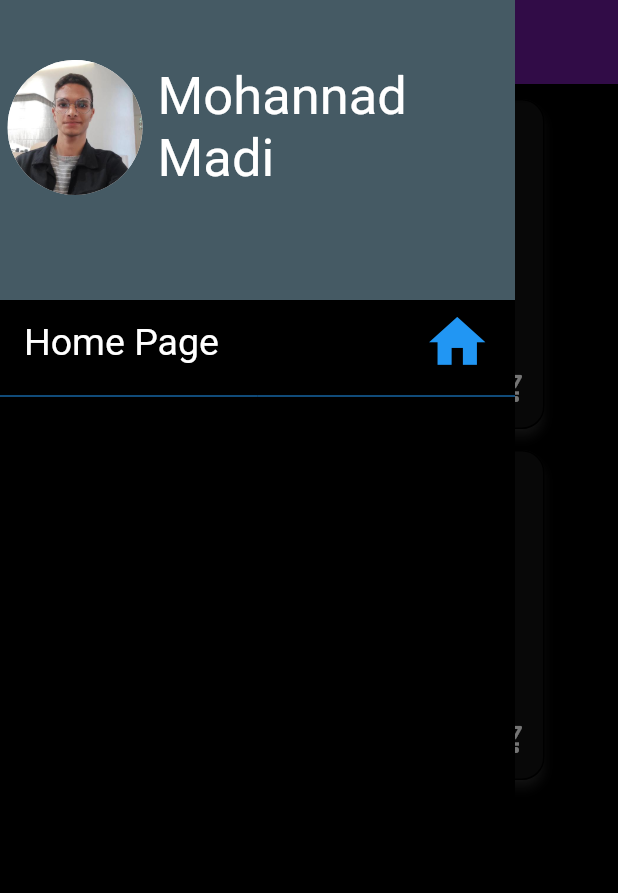
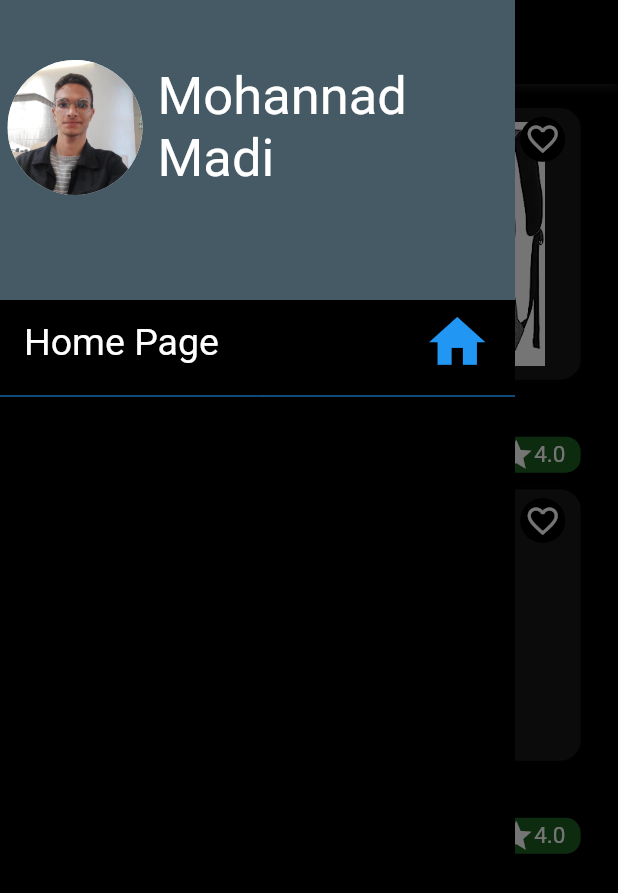
Before and after one commit to MohannadMadi/e-commerce-app, a Flutter app: the screen it shows after launch, with the side drawer open, on a phone screen of 412 x 824 dp. Shown: the top 893 px of the screen. Run offline on Flutter 3.47's test engine with Material 2 defaults, Android fonts, the phone set to English and light mode, and no system bars; drawn by our look-alikes of flutter_rating_bar; statements that could not run were skipped.

Commit message:
updated colors and made custom widgets

```diff
--- /dev/null
+++ b/lib/custom_widgets/favorite_button.dart
@@ -0,0 +1,46 @@
+// ignore_for_file: public_member_api_docs, sort_constructors_first
+import 'package:flutter/material.dart';
+import 'package:flutter/src/widgets/framework.dart';
+import 'package:flutter/src/widgets/placeholder.dart';
+
+class FavoriteButton extends StatefulWidget {
+  Function onChange;
+  FavoriteButton({
+    Key? key,
+    required this.onChange,
+  }) : super(key: key);
+
+  @override
+  State<FavoriteButton> createState() => _FavoriteButtonState();
+}
+
+class _FavoriteButtonState extends State<FavoriteButton> {
+  @override
+  bool isFavoriteChecked = false;
+
+  Widget build(BuildContext context) {
+    return InkWell(
+        onTap: () {
+          setState(() {
+            isFavoriteChecked = !isFavoriteChecked;
+          });
+          widget.onChange();
+        },
+        child: Container(
+          alignment: Alignment.center,
+          width: 30,
+          height: 30,
+          decoration: BoxDecoration(
+              color: Colors.black, borderRadius: BorderRadius.circular(60)),
+          child: isFavoriteChecked
+              ? Icon(
+                  Icons.favorite,
+                  color: Colors.red,
+                )
+              : Icon(
+                  Icons.favorite_border,
+                  color: Colors.white,
+                ),
+        ));
+  }
+}
--- a/lib/custom_widgets/item_card_widget.dart
+++ b/lib/custom_widgets/item_card_widget.dart
@@ -1,3 +1,5 @@
+import 'package:course/custom_widgets/favorite_button.dart';
+import 'package:course/custom_widgets/rating_indicator.dart';
 import 'package:flutter/material.dart';
 import 'package:flutter_rating_bar/flutter_rating_bar.dart';
 import '../model/item_card_class.dart';
@@ -12,34 +14,40 @@ class ItemCard extends StatefulWidget {
 }
 
 class _ItemCardState extends State<ItemCard> {
-  bool isChecked = false;
+  bool isCartChecked = false;
+
   @override
   Widget build(BuildContext context) {
+    double cardSize = (MediaQuery.of(context).size.width / 2.25) < 200
+        ? (MediaQuery.of(context).size.width / 2.25)
+        : 200;
     return InkWell(
       onTap: () {
+        print(MediaQuery.of(context).size.width);
+
         Navigator.of(context).push(MaterialPageRoute(
             builder: (context) => DescriptionPage(item: widget.item)));
       },
-      child: Card(
-        shape: OutlineInputBorder(borderRadius: BorderRadius.circular(15)),
-        shadowColor: Colors.grey[600],
-        color: Color(0xFF111111),
-        elevation: 3,
+      child: Stack(
+        alignment: Alignment(.8, -.9),
+        children: [
+          Container(
+            width: cardSize,
+            child: Column(
+              children: [
+                Card(
+                  shape: OutlineInputBorder(
+                      borderRadius: BorderRadius.circular(15)),
+                  color: Color.fromARGB(255, 26, 24, 24),
                   child: Container(
-          height: 220,
-          width: 150,
-          decoration: BoxDecoration(
-            borderRadius: BorderRadius.circular(15),
-          ),
-          child:
-              Column(crossAxisAlignment: CrossAxisAlignment.start, children: [
-            Row(
+                    height: cardSize,
+                    width: cardSize,
+                    child: Row(
+                      crossAxisAlignment: CrossAxisAlignment.center,
                       mainAxisAlignment: MainAxisAlignment.center,
                       children: [
                         Container(
-                    padding: const EdgeInsets.only(top: 10),
-                    height: 140,
-                    width: 120,
+                            height: cardSize - 20,
                             child: widget.item.imgUrl!.startsWith("http")
                                 ? Image.network(widget.item.imgUrl!)
                                 : Image.asset(
@@ -47,52 +55,58 @@ class _ItemCardState extends State<ItemCard> {
                                   )),
                       ],
                     ),
+                  ),
+                ),
+                Row(
+                  children: [
+                    const SizedBox(
+                      width: 5,
+                    ),
+                    Column(
+                      crossAxisAlignment: CrossAxisAlignment.start,
+                      children: [
+                        SizedBox(
+                          height: 10,
+                        ),
                         Text(
                           widget.item.itemName!,
-              style: TextStyle(color: Colors.white),
+                          style: TextStyle(
+                            color: Colors.white,
+                            fontSize: 20,
                           ),
-            RatingBar.builder(
-              itemSize: 12,
-              initialRating: widget.item.rating!,
-              minRating: 1,
-              direction: Axis.horizontal,
-              allowHalfRating: true,
-              itemCount: 5,
-              itemPadding: EdgeInsets.symmetric(horizontal: 4.0),
-              itemBuilder: (context, _) => const Icon(
-                Icons.star,
-                color: Colors.amber,
                         ),
-              onRatingUpdate: (rating) {
-                print(rating);
-              },
-            ),
-            Row(
+                        Container(
+                          width: cardSize - 10,
+                          child: Row(
+                            mainAxisSize: MainAxisSize.max,
                             mainAxisAlignment: MainAxisAlignment.spaceBetween,
+                            crossAxisAlignment: CrossAxisAlignment.start,
                             children: [
                               Text(
                                 "\$${widget.item.itemPrice}",
-                  style: const TextStyle(color: Colors.white),
+                                style: const TextStyle(
+                                  color: Colors.white,
+                                  fontSize: 20,
                                 ),
-                IconButton(
-                    onPressed: () {
-                      setState(() {
-                        isChecked = !isChecked;
-                      });
-                    },
-                    icon: isChecked
-                        ? const Icon(
-                            Icons.shopping_cart_rounded,
-                            color: Colors.amber,
+                              ),
+                              Row(
+                                mainAxisAlignment: MainAxisAlignment.end,
+                                children: [
+                                  CustomRatingIndicator(item: widget.item)
+                                ],
+                              ),
+                            ],
+                          ),
                         )
-                        : const Icon(
-                            Icons.shopping_cart_outlined,
-                            color: Colors.white,
-                          ))
+                      ],
+                    ),
                   ],
                 )
-          ]),
+              ],
             ),
+          ),
+          FavoriteButton(onChange: ,)
+        ],
       ),
     );
   }
--- /dev/null
+++ b/lib/custom_widgets/rating_indicator.dart
@@ -0,0 +1,48 @@
+// ignore_for_file: public_member_api_docs, sort_constructors_first
+import 'package:flutter/material.dart';
+import 'package:flutter/src/widgets/framework.dart';
+import 'package:flutter/src/widgets/placeholder.dart';
+
+import '../model/item_card_class.dart';
+
+class CustomRatingIndicator extends StatefulWidget {
+  Item item;
+  CustomRatingIndicator({
+    Key? key,
+    required this.item,
+  }) : super(key: key);
+
+  @override
+  State<CustomRatingIndicator> createState() => _CustomRatingIndicatorState();
+}
+
+class _CustomRatingIndicatorState extends State<CustomRatingIndicator> {
+  @override
+  Widget build(BuildContext context) {
+    return Container(
+      width: 55,
+      decoration: BoxDecoration(
+          color: widget.item.rating! >= 4
+              ? Colors.green[900]
+              : widget.item.rating! >= 3
+                  ? Color.fromARGB(255, 210, 132, 6)
+                  : (widget.item.rating! < 3 && widget.item.rating! > 1)
+                      ? Colors.red[900]
+                      : Colors.grey,
+          borderRadius: BorderRadius.circular(10)),
+      child: Row(
+        children: [
+          Icon(
+            Icons.star,
+            color: Colors.white,
+          ),
+          Text(
+            "${widget.item.rating}",
+            style: TextStyle(color: Colors.white, fontSize: 15),
+          )
+        ],
+      ),
+    );
+    ;
+  }
+}
--- a/lib/main.dart
+++ b/lib/main.dart
@@ -17,7 +17,7 @@ class MyApp extends StatefulWidget {
 class _MyAppState extends State<MyApp> {
   @override
   Widget build(BuildContext context) {
-    return MaterialApp(
-        home: HomeScreen());
+    return const MaterialApp(
+        debugShowCheckedModeBanner: false, home: HomeScreen());
   }
 }
--- a/lib/model/item_card_class.dart
+++ b/lib/model/item_card_class.dart
@@ -8,24 +8,24 @@ class Item {
 }
 
 Item item1 = Item(
-    itemName: "Airopds",
+    itemName: "Airpods",
     itemPrice: 100.0,
     imgUrl: "images/airPods.jpg",
-    rating: 0.0);
+    rating: 2.0);
 Item item2 = Item(
     itemName: "Cool Bag",
     itemPrice: 200.0,
     imgUrl: "images/bag.jpg",
-    rating: 0.0);
+    rating: 4.0);
 Item item3 = Item(
     itemName: "fit bit 5",
     itemPrice: 122.0,
     imgUrl: "images/fit bit 5.jpg",
-    rating: 0.0);
+    rating: 3.5);
 Item item4 = Item(
     itemName: "Apple pencil",
     itemPrice: 150.0,
     imgUrl: "images/pencil.jpg",
-    rating: 0.0);
+    rating: 4.0);
 
 List<Item> items = [item1, item2, item3, item4];
--- a/lib/model/user.dart
+++ b/lib/model/user.dart
@@ -1,14 +1,19 @@
+import 'item_card_class.dart';
+
 class User {
   String? profilePic;
   String userName;
   String email;
   String password;
-  User({
-    this.profilePic,
-    required this.userName,
-    required this.email,
-    required this.password,
-  });
+  List<Item>? favorites;
+  List<Item>? addedTocart;
+  User(
+      {this.profilePic,
+      required this.userName,
+      required this.email,
+      required this.password,
+      this.addedTocart,
+      this.favorites});
 }
 
 User mohannad = User(
--- a/lib/screens/home_screen.dart
+++ b/lib/screens/home_screen.dart
@@ -17,17 +17,24 @@ class _HomeScreenState extends State<HomeScreen> {
   @override
   Widget build(BuildContext context) {
     return Scaffold(
-      backgroundColor: Color((0xFF000000)),
+      backgroundColor: const Color.fromARGB(255, 0, 0, 0),
       drawer: CustomDrawer(
         user: users[0],
       ),
       appBar: AppBar(
-        backgroundColor: Colors.purple[800],
-        title: const Text("Home"),
+        backgroundColor: Colors.black,
+        elevation: 2,
+        shadowColor: Color(0xFF555555),
+        title: const Text(
+          "\\.Splash",
+        ),
       ),
       body: SingleChildScrollView(
           child: Column(
         children: [
+          SizedBox(
+            height: 5,
+          ),
           Wrap(
               spacing: 6,
               crossAxisAlignment: WrapCrossAlignment.center,
--- a/lib/screens/item_description.dart
+++ b/lib/screens/item_description.dart
@@ -1,7 +1,9 @@
 // ignore_for_file: public_member_api_docs, sort_constructors_first
+import 'package:course/custom_widgets/rating_indicator.dart';
 import 'package:flutter/material.dart';
 import 'package:flutter/src/widgets/framework.dart';
 import 'package:flutter/src/widgets/placeholder.dart';
+import 'package:flutter_rating_bar/flutter_rating_bar.dart';
 import '../model/item_card_class.dart';
 
 class DescriptionPage extends StatefulWidget {
@@ -17,12 +19,20 @@ class DescriptionPage extends StatefulWidget {
 
 class _DescriptionPageState extends State<DescriptionPage> {
   List<Item> favorites = [];
+  List<Widget> icons = [];
   int counter = 0;
   @override
   Widget build(BuildContext context) {
     return Scaffold(
-      appBar: AppBar(),
-      backgroundColor: Colors.white,
+      appBar: AppBar(
+        backgroundColor: Colors.black,
+        elevation: 2,
+        shadowColor: Color(0xFF555555),
+        title: const Text(
+          "\\.Splash",
+        ),
+      ),
+      backgroundColor: Colors.black,
       body: Column(
         crossAxisAlignment: CrossAxisAlignment.center,
         children: [
@@ -56,15 +66,7 @@ class _DescriptionPageState extends State<DescriptionPage> {
                 decoration: BoxDecoration(
                     color: Colors.orange.shade200,
                     borderRadius: BorderRadius.circular(9)),
-                child: Row(
-                    mainAxisAlignment: MainAxisAlignment.spaceEvenly,
-                    children: [
-                      Icon(
-                        Icons.star_rate,
-                        color: Colors.orange[900],
-                      ),
-                      Text("${widget.item.rating}")
-                    ]),
+                child: CustomRatingIndicator(item: widget.item),
               ),
               Container(
                 width: 40,
@@ -93,22 +95,42 @@ class _DescriptionPageState extends State<DescriptionPage> {
                 margin: EdgeInsets.only(left: 10),
                 child: Text(
                   widget.item.itemName!,
-                  style: TextStyle(fontSize: 25, fontWeight: FontWeight.w600),
+                  style: TextStyle(
+                      color: Colors.white,
+                      fontSize: 25,
+                      fontWeight: FontWeight.w600),
                 ),
               ),
             ],
           ),
           ListTile(
-            title: Text("Description"),
-            trailing: Text("sad"),
+            title: Text(
+              "Description",
+              style: TextStyle(color: Colors.white, fontSize: 20),
+            ),
+            trailing: Text(
+              "sad",
+              style: TextStyle(color: Colors.white, fontSize: 20),
+            ),
           ),
           Row(
             children: [
-              IconButton(
-                  onPressed: () {},
-                  icon: Icon(Icons.exposure_minus_1_outlined)),
-              Text("${counter}"),
-              IconButton(onPressed: () {}, icon: Icon(Icons.plus_one))
+              InkWell(
+                child: Text(
+                  "+",
+                  style: TextStyle(color: Colors.white, fontSize: 20),
+                ),
+              ),
+              Text(
+                "${counter}",
+                style: TextStyle(color: Colors.white, fontSize: 20),
+              ),
+              InkWell(
+                child: Text(
+                  "+",
+                  style: TextStyle(color: Colors.white, fontSize: 20),
+                ),
+              )
             ],
           )
         ],
```
Lines whose indentation alone changed are shown as unchanged.
